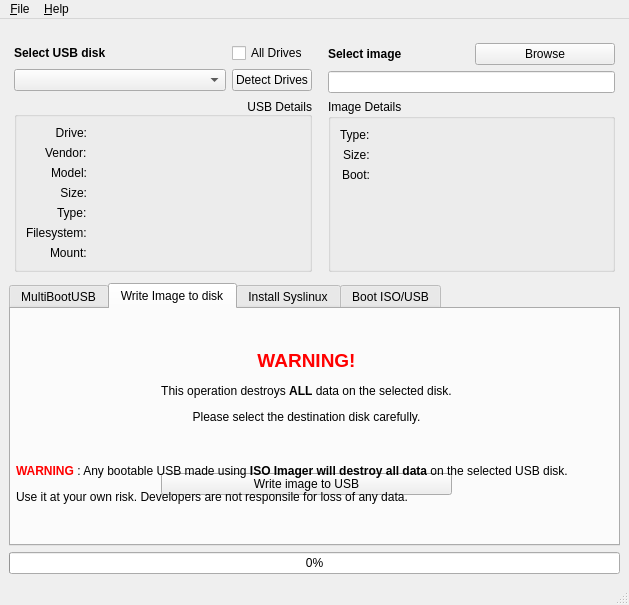
First picture: the form in scripts/gui/multibootusb.ui, repository mbusb/multibootusb, before the edit.
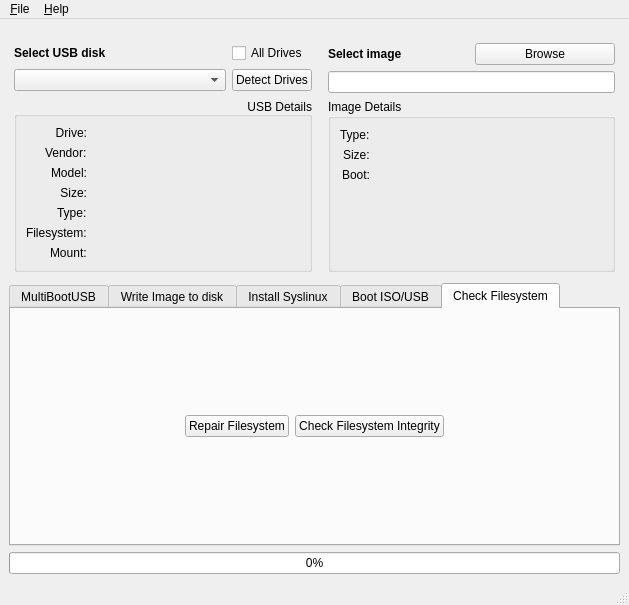
Second picture: the form after the edit. The open tabs and pages were chosen to show the change. Icons and pictures are not drawn.

Commit message: Add gui for fsck. Fix bug that re-enables gui controls before distro installation finishes. Have udisks not attempt mount if the target is already mounted.

```diff
--- a/scripts/gui/multibootusb.ui
+++ b/scripts/gui/multibootusb.ui
@@ -945,6 +945,56 @@
         </item>
        </layout>
       </widget>
+      <widget class="QWidget" name="tab_fsck">
+       <property name="enabled">
+        <bool>true</bool>
+       </property>
+       <attribute name="title">
+        <string>Check Filesystem</string>
+       </attribute>
+       <layout class="QHBoxLayout" name="horizontalLayout_6">
+        <item>
+         <spacer name="horizontalSpacer_8">
+          <property name="orientation">
+           <enum>Qt::Horizontal</enum>
+          </property>
+          <property name="sizeHint" stdset="0">
+           <size>
+            <width>242</width>
+            <height>20</height>
+           </size>
+          </property>
+         </spacer>
+        </item>
+        <item>
+         <widget class="QPushButton" name="run_fsck_repair">
+          <property name="text">
+           <string>Repair Filesystem</string>
+          </property>
+         </widget>
+        </item>
+        <item>
+         <widget class="QPushButton" name="run_fsck_check">
+          <property name="text">
+           <string>Check Filesystem Integrity</string>
+          </property>
+         </widget>
+        </item>
+        <item>
+         <spacer name="horizontalSpacer_10">
+          <property name="orientation">
+           <enum>Qt::Horizontal</enum>
+          </property>
+          <property name="sizeHint" stdset="0">
+           <size>
+            <width>241</width>
+            <height>20</height>
+           </size>
+          </property>
+         </spacer>
+        </item>
+       </layout>
+      </widget>
      </widget>
     </item>
     <item>
```
The commit also changes 7 other files.
